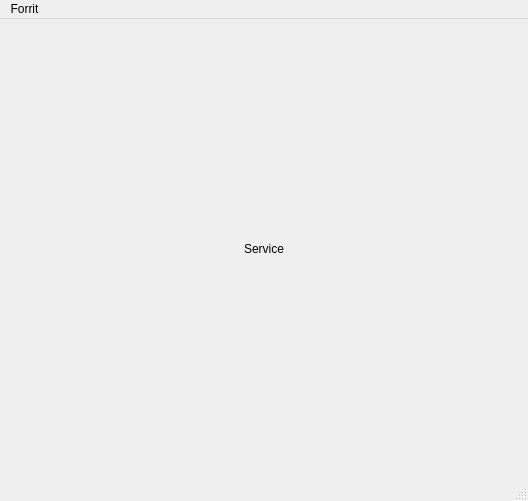
The window that QtDesignerProject/service.ui (PeturSteinn/FORR2HF-Lokaverkefni) describes before a commit, drawn with Qt 5.
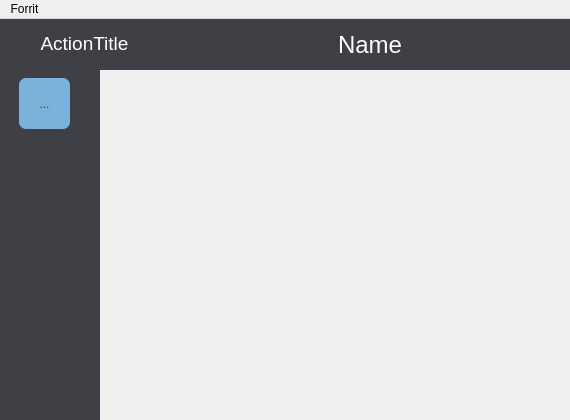
The same window after the commit.

Commit message: Lagaði layout og byrjaður á admin og services síðunum

Patch:
```diff
--- a/QtDesignerProject/service.ui
+++ b/QtDesignerProject/service.ui
@@ -6,35 +6,156 @@
    <rect>
     <x>0</x>
     <y>0</y>
-    <width>528</width>
-    <height>501</height>
+    <width>570</width>
+    <height>420</height>
    </rect>
   </property>
   <property name="windowTitle">
    <string>Hraun Hótel - Þjónustuaðili</string>
   </property>
+  <property name="styleSheet">
+   <string notr="true">QFrame#frame, QFrame#frame_2, #scrollArea, #scrollAreaWidgetContents {
+background-color: #3F4045;
+color: #fff;
+border: none;
+}
+
+QToolButton#toolButton, QToolButton#toolButton_2, QToolButton#toolButton_3, QToolButton#toolButton_4, QToolButton#toolButton_5, QToolButton#toolButton_6 {
+background-color: #7BB2D9;
+border-radius: 7px;
+color: #3F4045;
+}
+
+#frame QToolButton:checked, #frame QToolButton:pressed, #frame QToolButton:hover {
+color: #fff;
+}
+QLabel#labelTopName, QLabel#labelTopTitle {
+color: #fff;
+}
+QVBoxLayout#verticalLayout_5 {
+border-bottom: 1px solid #000;
+background-color: rgb(255, 0, 0);
+}
+QLabel#labelBorder, QLabel#labelBorder_2, QLabel#labelBorder_3, QLabel#labelBorder_4, QLabel#labelBorder_5, QLabel#labelBorder_6 {
+border-top: 1px solid rgba(0,0,0,0.2);
+}</string>
+  </property>
   <widget class="QWidget" name="centralwidget">
-   <layout class="QVBoxLayout" name="verticalLayout">
-    <item>
-     <layout class="QHBoxLayout" name="horizontalLayout">
-      <item alignment="Qt::AlignHCenter|Qt::AlignVCenter">
-       <widget class="QLabel" name="label">
+   <widget class="QFrame" name="frame">
+    <property name="geometry">
+     <rect>
+      <x>-1</x>
+      <y>49</y>
+      <width>101</width>
+      <height>381</height>
+     </rect>
+    </property>
+    <property name="maximumSize">
+     <size>
+      <width>16777215</width>
+      <height>381</height>
+     </size>
+    </property>
+    <property name="frameShape">
+     <enum>QFrame::StyledPanel</enum>
+    </property>
+    <property name="frameShadow">
+     <enum>QFrame::Raised</enum>
+    </property>
+    <widget class="QToolButton" name="toolButton">
+     <property name="geometry">
+      <rect>
+       <x>20</x>
+       <y>10</y>
+       <width>51</width>
+       <height>51</height>
+      </rect>
+     </property>
+     <property name="text">
+      <string>...</string>
+     </property>
+    </widget>
+   </widget>
+   <widget class="QFrame" name="frame_2">
+    <property name="geometry">
+     <rect>
+      <x>0</x>
+      <y>0</y>
+      <width>571</width>
+      <height>51</height>
+     </rect>
+    </property>
+    <property name="frameShape">
+     <enum>QFrame::StyledPanel</enum>
+    </property>
+    <property name="frameShadow">
+     <enum>QFrame::Raised</enum>
+    </property>
+    <widget class="QWidget" name="verticalLayoutWidget">
+     <property name="geometry">
+      <rect>
+       <x>170</x>
+       <y>0</y>
+       <width>401</width>
+       <height>51</height>
+      </rect>
+     </property>
+     <layout class="QVBoxLayout" name="verticalLayout">
+      <item alignment="Qt::AlignHCenter">
+       <widget class="QLabel" name="labelTopName">
+        <property name="font">
+         <font>
+          <pointsize>18</pointsize>
+         </font>
+        </property>
         <property name="text">
-         <string>Service</string>
+         <string>Name</string>
         </property>
        </widget>
       </item>
      </layout>
-    </item>
-   </layout>
+    </widget>
+    <widget class="QLabel" name="labelTopTitle">
+     <property name="geometry">
+      <rect>
+       <x>0</x>
+       <y>0</y>
+       <width>169</width>
+       <height>49</height>
+      </rect>
+     </property>
+     <property name="font">
+      <font>
+       <pointsize>14</pointsize>
+      </font>
+     </property>
+     <property name="text">
+      <string>ActionTitle</string>
+     </property>
+     <property name="alignment">
+      <set>Qt::AlignCenter</set>
+     </property>
+    </widget>
+   </widget>
+   <widget class="QStackedWidget" name="stackedWidget">
+    <property name="geometry">
+     <rect>
+      <x>100</x>
+      <y>50</y>
+      <width>471</width>
+      <height>381</height>
+     </rect>
+    </property>
+    <widget class="QWidget" name="page"/>
+    <widget class="QWidget" name="page_2"/>
+   </widget>
   </widget>
-  <widget class="QStatusBar" name="statusbar"/>
   <widget class="QMenuBar" name="menubar">
    <property name="geometry">
     <rect>
      <x>0</x>
      <y>0</y>
-     <width>528</width>
+     <width>570</width>
      <height>22</height>
     </rect>
    </property>
```
The commit also changes 5 other files.
